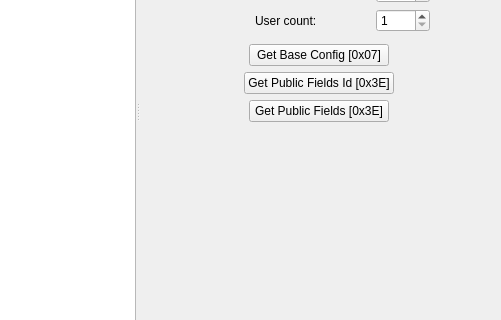
Above: sagemmorpho.ui from CodElecCz/SagemMorphoUI before the change; both pictures show x 343 to 844 and y 274 to 594 of the 844 by 770 pixel window. Below: the same form after it.
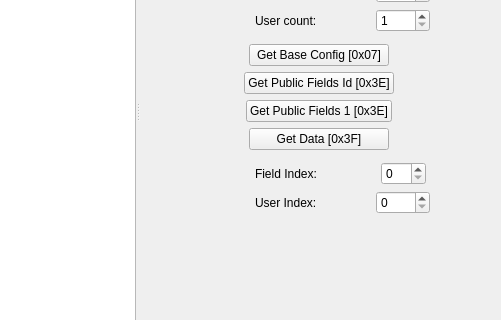
That is the form after the change. The open tabs and pages were chosen to show the change. Custom widgets are drawn as their Qt base class.

The edit to the form file:
```diff
--- a/sagemmorpho.ui
+++ b/sagemmorpho.ui
@@ -242,7 +242,7 @@
            <rect>
             <x>0</x>
             <y>0</y>
-            <width>365</width>
+            <width>344</width>
             <height>524</height>
            </rect>
           </property>
@@ -425,10 +425,85 @@
                 </size>
                </property>
                <property name="text">
-                <string>Get Public Fields [0x3E]</string>
+                <string>Get Public Fields 1 [0x3E]</string>
                </property>
               </widget>
              </item>
+             <item alignment="Qt::AlignHCenter">
+              <widget class="QPushButton" name="getDataButton">
+               <property name="minimumSize">
+                <size>
+                 <width>140</width>
+                 <height>0</height>
+                </size>
+               </property>
+               <property name="text">
+                <string>Get Data [0x3F]</string>
+               </property>
+              </widget>
+             </item>
+             <item>
+              <layout class="QGridLayout" name="gridLayout_4">
+               <property name="leftMargin">
+                <number>6</number>
+               </property>
+               <property name="topMargin">
+                <number>6</number>
+               </property>
+               <property name="rightMargin">
+                <number>6</number>
+               </property>
+               <property name="bottomMargin">
+                <number>6</number>
+               </property>
+               <item row="1" column="0" alignment="Qt::AlignRight">
+                <widget class="QLabel" name="label_6">
+                 <property name="text">
+                  <string>User Index:</string>
+                 </property>
+                </widget>
+               </item>
+               <item row="0" column="1" alignment="Qt::AlignHCenter">
+                <widget class="QSpinBox" name="indexFieldBox">
+                 <property name="minimumSize">
+                  <size>
+                   <width>45</width>
+                   <height>0</height>
+                  </size>
+                 </property>
+                 <property name="minimum">
+                  <number>0</number>
+                 </property>
+                 <property name="maximum">
+                  <number>10</number>
+                 </property>
+                 <property name="value">
+                  <number>0</number>
+                 </property>
+                </widget>
+               </item>
+               <item row="1" column="1" alignment="Qt::AlignHCenter">
+                <widget class="QSpinBox" name="indexUserBox">
+                 <property name="minimum">
+                  <number>0</number>
+                 </property>
+                 <property name="maximum">
+                  <number>9999</number>
+                 </property>
+                 <property name="value">
+                  <number>0</number>
+                 </property>
+                </widget>
+               </item>
+               <item row="0" column="0" alignment="Qt::AlignRight">
+                <widget class="QLabel" name="label_5">
+                 <property name="text">
+                  <string>Field Index:</string>
+                 </property>
+                </widget>
+               </item>
+              </layout>
+             </item>
              <item>
               <spacer name="verticalSpacer_3">
                <property name="orientation">
```
Left out of the diff: 16 changed lines with no effect on the pictures.
